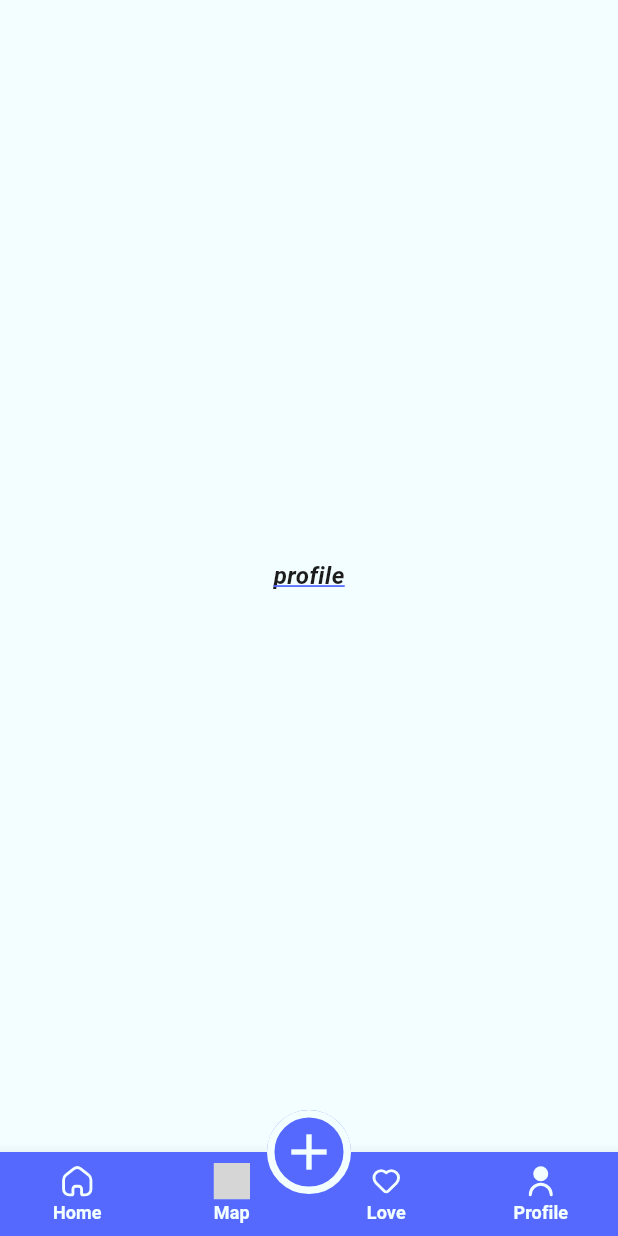
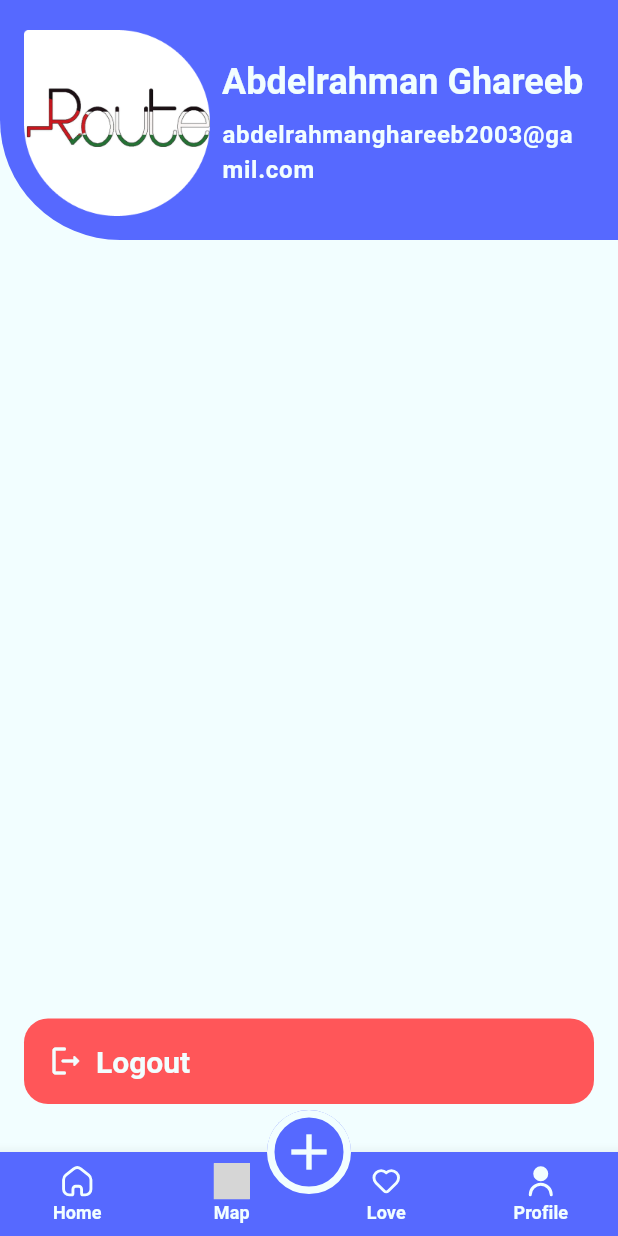
Before and after one commit to AbdelrahmanGharib11/evently_app, a Flutter app: the HomeScreen screen opened by its route, item 4 of the bottom bar chosen, on a phone screen of 412 x 824 dp. Run offline on Flutter 3.47's test engine with Material 3 defaults, Android fonts, the phone set to English and light mode, and no system bars; our stand-ins replace animated_toggle_switch, flutter_svg, shared_preferences, smooth_page_indicator; accounts and stored records are empty; grey boxes are pictures that could not be loaded.

Commit message:
Implement favoriteand profile UI

```diff
--- a/lib/pages/profile/profile.dart
+++ b/lib/pages/profile/profile.dart
@@ -1,3 +1,4 @@
+import 'package:evently/theme/apptheme.dart';
 import 'package:flutter/material.dart';
 
 class Profile extends StatelessWidget {
@@ -5,8 +6,82 @@ class Profile extends StatelessWidget {
 
   @override
   Widget build(BuildContext context) {
-    return const Center(
-      child: Text('profile'),
+    TextTheme texttheme = Theme.of(context).textTheme;
+    return Column(
+      children: [
+        Container(
+          padding: EdgeInsets.only(
+            left: 16,
+            bottom: 16,
+            right: 16,
+            top: 20,
+          ),
+          width: double.infinity,
+          decoration: BoxDecoration(
+            color: AppTheme.primary,
+            borderRadius: BorderRadius.only(
+              bottomLeft: Radius.circular(80),
+            ),
+          ),
+          child: SafeArea(
+            child: Row(
+              children: [
+                Image.asset('assets/image/route_logo.png'),
+                SizedBox(
+                  width: 8,
+                ),
+                Expanded(
+                  child: Column(
+                    crossAxisAlignment: CrossAxisAlignment.start,
+                    children: [
+                      Text('Abdelrahman Ghareeb',
+                          style: texttheme.displaySmall),
+                      SizedBox(
+                        height: 10,
+                      ),
+                      Text(
+                        'abdelrahmanghareeb2003@gamil.com',
+                        style: texttheme.labelSmall,
+                        softWrap: true,
+                      ),
+                    ],
+                  ),
+                )
+              ],
+            ),
+          ),
+        ),
+        Spacer(),
+        Container(
+          margin: EdgeInsets.all(16),
+          padding: EdgeInsets.symmetric(horizontal: 16, vertical: 16),
+          width: double.infinity,
+          decoration: BoxDecoration(
+            borderRadius: BorderRadius.circular(16),
+            color: AppTheme.red,
+          ),
+          child: Row(
+            children: [
+              Icon(
+                Icons.logout_rounded,
+                color: AppTheme.white,
+              ),
+              SizedBox(
+                width: 8,
+              ),
+              Text(
+                'Logout',
+                style: texttheme.titleLarge?.copyWith(
+                  color: AppTheme.white,
+                ),
+              )
+            ],
+          ),
+        ),
+        SizedBox(
+          height: 16,
+        ),
+      ],
     );
   }
 }
--- a/lib/theme/apptheme.dart
+++ b/lib/theme/apptheme.dart
@@ -22,6 +22,11 @@ class AppTheme {
       unselectedItemColor: white,
     ),
     textTheme: TextTheme(
+      displaySmall: TextStyle(
+        color: white,
+        fontSize: 24,
+        fontWeight: FontWeight.bold,
+      ),
       headlineLarge: TextStyle(
         color: black,
         fontSize: 36,
@@ -77,6 +82,11 @@ class AppTheme {
         fontSize: 14,
         fontWeight: FontWeight.bold,
       ),
+      labelSmall: TextStyle(
+        color: white,
+        fontSize: 16,
+        fontWeight: FontWeight.bold,
+      ),
     ),
   );
 }
```
Also changed, not shown: lib/pages/favorite/favourite.dart (+50 -2 lines), lib/widgets/customtextfield.dart (+36 -14 lines), assets/SVG/Icon Frame2.svg (added), assets/image/2.0x/route_logo.png (added), assets/image/3.0x/route_logo.png (added), assets/image/route_logo.png (added).
